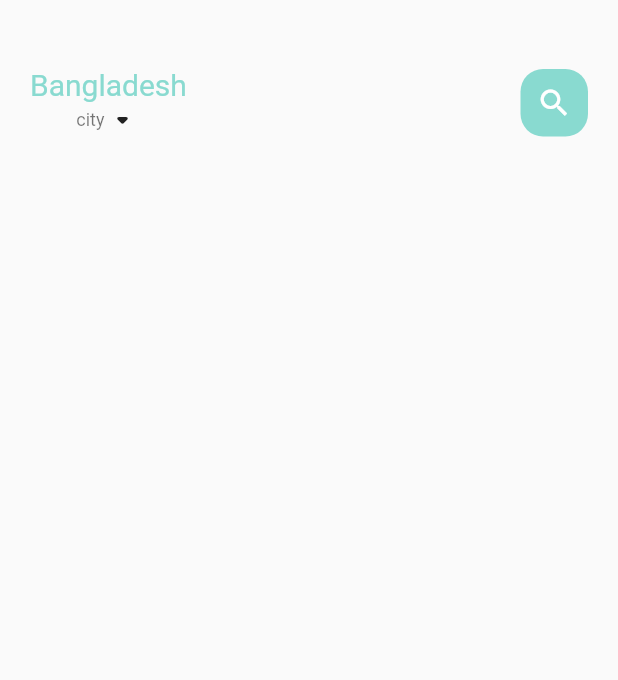
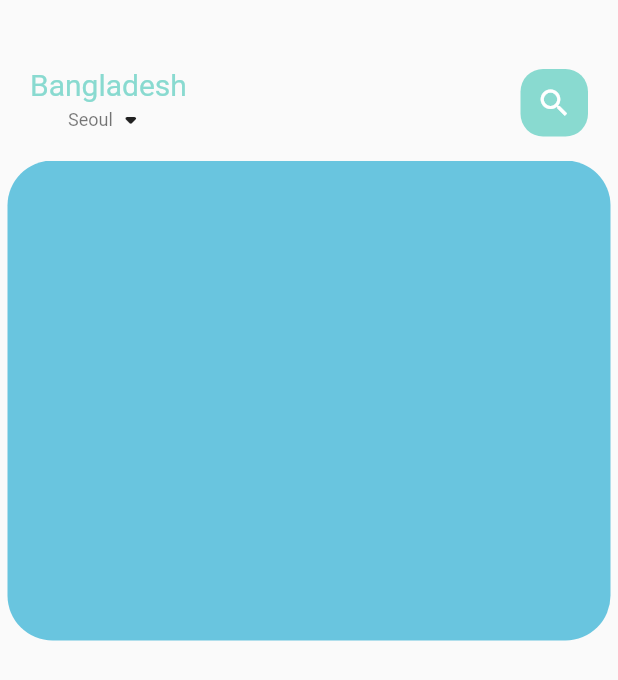
Before and after one commit to load28/flutter-study, a Flutter app: the screen it shows after launch, on a phone screen of 412 x 824 dp. Shown: the top 680 px of the screen. Run offline on Flutter 3.47's test engine with Material 2 defaults, Android fonts, the phone set to English and light mode, and no system bars.

```diff
--- /dev/null
+++ b/lib/home/main_page.dart
@@ -0,0 +1,61 @@
+import 'package:flutter/material.dart';
+import 'package:my_app/utils/app_colors.dart';
+import 'package:my_app/widgets/big_text.dart';
+import 'package:my_app/widgets/small_text.dart';
+
+import 'main_page_body.dart';
+
+
+class MainPage extends StatefulWidget {
+  const MainPage({Key? key}) : super(key: key);
+
+  @override
+  MyHomeState createState() => MyHomeState();
+}
+
+
+class MyHomeState extends State<MainPage> {
+  @override
+  Widget build(BuildContext context) {
+    return Scaffold(
+        body: Column(
+          children: [
+            Container(
+              child: Container(
+                  margin: EdgeInsets.only(top: 45, bottom: 15),
+                  padding: EdgeInsets.only(left:20, right: 20),
+                  child: Row(
+                      mainAxisAlignment: MainAxisAlignment.spaceBetween,
+                      children: [
+                        Column(
+                          children: [
+                            BigText(text: "Bangladesh", color: AppColors.mainColor),
+                            Row(
+                              children: [
+                                SmallText(text: "Seoul", color: Colors.black54),
+                                Icon(Icons.arrow_drop_down_rounded)
+                              ],
+                            )
+                          ],
+                        ),
+                        Center(
+                          child: Container(
+                            width: 45,
+                            height: 45,
+                            child: Icon(Icons.search, color: Colors.white),
+                            decoration: BoxDecoration(
+                              borderRadius: BorderRadius.circular(15),
+                              color: AppColors.mainColor,
+                            ),
+                          ),
+                        )
+                      ]
+                  )
+              ),
+            ),
+            MainPageBody(),
+          ],
+        )
+    );
+  }
+}
--- /dev/null
+++ b/lib/home/main_page_body.dart
@@ -0,0 +1,33 @@
+import 'package:flutter/material.dart';
+
+class MainPageBody extends StatefulWidget {
+  const MainPageBody({Key? key}) : super(key: key);
+
+  @override
+  MainPageBodyState createState() => MainPageBodyState();
+}
+
+class MainPageBodyState extends State<MainPageBody> {
+  @override
+  Widget build(BuildContext context) {
+    return Container(
+      height: 320,
+      child: PageView.builder(
+          itemCount: 5,
+          itemBuilder: (context, position){
+        return _buildPageItem(position);
+      }),
+    );
+  }
+
+  Widget _buildPageItem(int index) {
+    return Container(
+      height: 220,
+      margin: EdgeInsets.only(left: 5, right: 5),
+      decoration: BoxDecoration(
+        borderRadius: BorderRadius.circular(30),
+        color: index.isEven ? Color(0xFF69c5df): Color(0xFF9294cc),
+      ),
+    );
+  }
+}
--- a/lib/main.dart
+++ b/lib/main.dart
@@ -1,7 +1,5 @@
 import 'package:flutter/material.dart';
-import 'package:my_app/utils/app_colors.dart';
-import 'package:my_app/widgets/big_text.dart';
-import 'package:my_app/widgets/small_text.dart';
+import 'home/main_page.dart';
 
 void main() {
   runApp(const MyApp());
@@ -22,55 +20,3 @@ class MyApp extends StatelessWidget {
     );
   }
 }
-
-class MainPage extends StatefulWidget {
-  const MainPage({Key? key}) : super(key: key);
-
-  @override
-  MyHomeState createState() => MyHomeState();
-}
-
-class MyHomeState extends State<MainPage> {
-  @override
-  Widget build(BuildContext context) {
-    return Scaffold(
-      body: Column(
-        children: [
-          Container(
-            child: Container(
-              margin: EdgeInsets.only(top: 45, bottom: 15),
-              padding: EdgeInsets.only(left:20, right: 20),
-              child: Row(
-                mainAxisAlignment: MainAxisAlignment.spaceBetween,
-                children: [
-                  Column(
-                    children: [
-                      BigText(text: "Bangladesh", color: AppColors.mainColor),
-                      Row(
-                        children: [
-                          SmallText(text: "city", color: Colors.black54),
-                          Icon(Icons.arrow_drop_down_rounded)
-                        ],
-                      )
-                    ],
-                  ),
-                  Center(
-                    child: Container(
-                      width: 45,
-                      height: 45,
-                      child: Icon(Icons.search, color: Colors.white),
-                      decoration: BoxDecoration(
-                        borderRadius: BorderRadius.circular(15),
-                        color: AppColors.mainColor,
-                      ),
-                    ),
-                  )
-                ]
-              )
-            ),
-          ),
-        ],
-      )
-    );
-  }
-}
```
